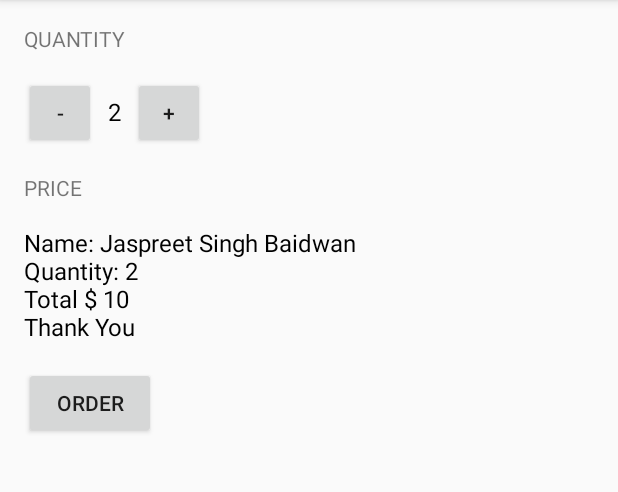
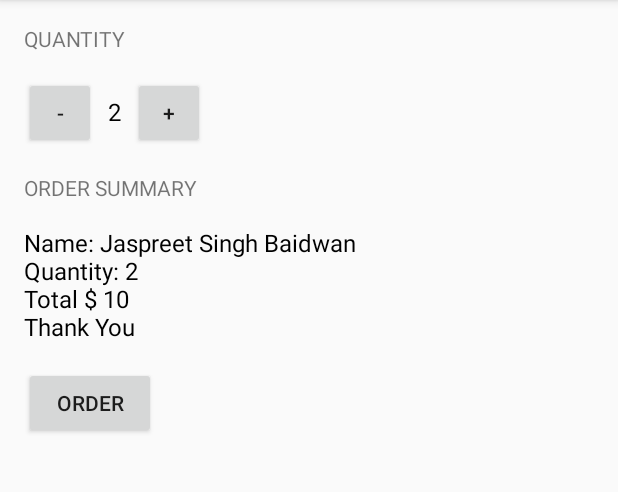
Before and after one commit to jsbaidwan/CoffeeBar, an Android app: the screen it shows after launch (MainActivity), after a tap on "ORDER", on a phone screen of 412 x 824 dp, the part 84-576 px from its top. Run offline under Robolectric (Android 15) with nearby library versions, the phone set to English and light mode, and no system bars.

Commit message:
change price label to order summary

```diff
--- a/app/src/main/java/com/example/jaspreetsingh/coffeebar/MainActivity.java
+++ b/app/src/main/java/com/example/jaspreetsingh/coffeebar/MainActivity.java
@@ -78,12 +78,9 @@ public class MainActivity extends AppCompatActivity {
         TextView quantityTextView = (TextView) findViewById(R.id.quantity_text_view);
         quantityTextView.setText("" + number);
     }
-    private void displayPrice(int number) {
-        TextView priceTextView = (TextView) findViewById(R.id.price_text_view);
-        priceTextView.setText(NumberFormat.getCurrencyInstance().format(number));
-    }
+
     private void displayText(String message)    {
-        TextView priceTextView = (TextView) findViewById(R.id.price_text_view);
-        priceTextView.setText(message);
+        TextView orderSummaryTextView = (TextView) findViewById(R.id.order_summary_text_view);
+        orderSummaryTextView.setText(message);
     }
 }
--- a/app/src/main/res/layout/activity_main.xml
+++ b/app/src/main/res/layout/activity_main.xml
@@ -50,11 +50,11 @@
         android:layout_width="wrap_content"
         android:layout_height="wrap_content"
         android:layout_marginTop="16dp"
-        android:text="Price"
+        android:text="Order Summary"
         android:textAllCaps="true" />
 
     <TextView
-        android:id="@+id/price_text_view"
+        android:id="@+id/order_summary_text_view"
         android:layout_width="wrap_content"
         android:layout_height="wrap_content"
         android:layout_marginTop="16dp"
```
